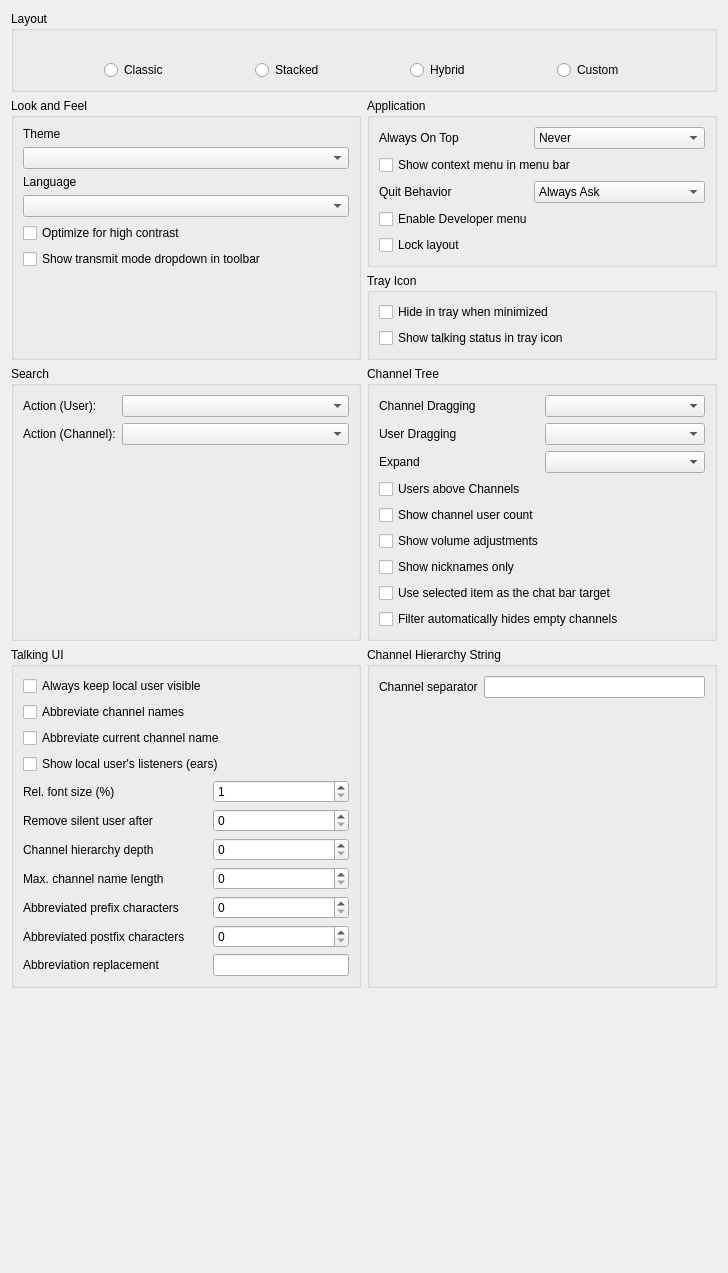
This is src/mumble/LookConfig.ui in mumble-voip/mumble as Qt 5 draws it before an edit. The edited form follows.
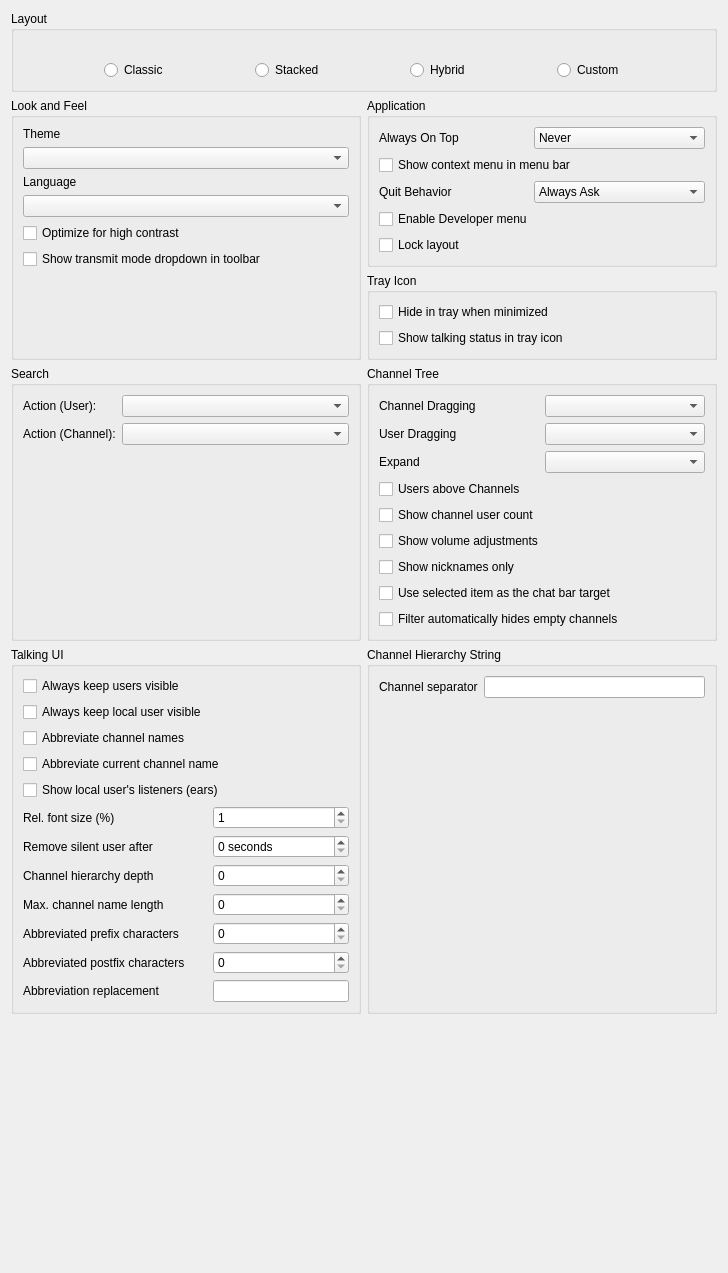
This is the edited form. Icons and pictures are not drawn. Custom widgets are drawn as their Qt base class.

Commit message:
FEAT(client): Add setting to always show user in Talking UI
Added checkbox to specify whether all users should always be visible in the TalkingUI window

Change user display state dependant on settings on startup and settings change

Prevent user display timeout if new bool "Always keep users visible" setting is checked

Fixed restrictLifetime in TalkingUIEntry.cpp to actually stop the timer if restrict is set to false and the timer is running

```diff
--- a/src/mumble/LookConfig.ui
+++ b/src/mumble/LookConfig.ui
@@ -565,7 +565,7 @@
       <property name="horizontalSpacing">
        <number>6</number>
       </property>
-      <item row="11" column="0">
+      <item row="12" column="0">
        <widget class="QLabel" name="qlPostfixCharCount">
         <property name="toolTip">
          <string>How many characters from the original name to display at the end of an abbreviated name.</string>
@@ -575,14 +575,14 @@
         </property>
        </widget>
       </item>
-      <item row="9" column="1">
+      <item row="10" column="1">
        <widget class="QSpinBox" name="qsbMaxNameLength">
         <property name="toolTip">
          <string>The preferred maximum length of a channel (hierarchy) name in the Talking UI. Note that this is not a hard limit though.</string>
         </property>
        </widget>
       </item>
-      <item row="13" column="1">
+      <item row="14" column="1">
        <widget class="QLineEdit" name="qleAbbreviationReplacement">
         <property name="sizePolicy">
          <sizepolicy hsizetype="Preferred" vsizetype="Fixed">
@@ -595,14 +595,14 @@
         </property>
        </widget>
       </item>
-      <item row="11" column="1">
+      <item row="12" column="1">
        <widget class="QSpinBox" name="qsbPostfixCharCount">
         <property name="toolTip">
          <string>How many characters from the original name to display at the end of an abbreviated name.</string>
         </property>
        </widget>
       </item>
-      <item row="4" column="1">
+      <item row="5" column="1">
        <widget class="QSpinBox" name="qsbRelFontSize">
         <property name="toolTip">
          <string>Relative font size to use in the Talking UI in percent.</string>
@@ -615,7 +615,7 @@
         </property>
        </widget>
       </item>
-      <item row="9" column="0">
+      <item row="10" column="0">
        <widget class="QLabel" name="qlMaxNameLength">
         <property name="toolTip">
          <string>The preferred maximum length of a channel (hierarchy) name in the Talking UI. Note that this is not a hard limit though.</string>
@@ -625,7 +625,7 @@
         </property>
        </widget>
       </item>
-      <item row="5" column="1">
+      <item row="6" column="1">
        <widget class="QSpinBox" name="qsbSilentUserLifetime">
         <property name="sizePolicy">
          <sizepolicy hsizetype="Preferred" vsizetype="Fixed">
@@ -636,12 +636,15 @@
         <property name="toolTip">
          <string>A user that is silent for the given amount of seconds will be removed from the Talkin UI.</string>
         </property>
+        <property name="suffix">
+         <string> seconds</string>
+        </property>
         <property name="maximum">
          <number>999</number>
         </property>
        </widget>
       </item>
-      <item row="2" column="0" colspan="2">
+      <item row="3" column="0" colspan="2">
        <widget class="QCheckBox" name="qcbAbbreviateCurrentChannel">
         <property name="toolTip">
          <string>Whether to also allow abbreviating the current channel of a user (instead of only its parent channels).</string>
@@ -651,7 +654,7 @@
         </property>
        </widget>
       </item>
-      <item row="5" column="0">
+      <item row="6" column="0">
        <widget class="QLabel" name="qlSilentUserLifetime">
         <property name="sizePolicy">
          <sizepolicy hsizetype="Preferred" vsizetype="Preferred">
@@ -667,7 +670,7 @@
         </property>
        </widget>
       </item>
-      <item row="1" column="0" colspan="2">
+      <item row="2" column="0" colspan="2">
        <widget class="QCheckBox" name="qcbAbbreviateChannelNames">
         <property name="toolTip">
          <string>Whether the channel (hierarchy) name should be abbreviated, if it exceeds the specified maximum length.</string>
@@ -677,14 +680,14 @@
         </property>
        </widget>
       </item>
-      <item row="7" column="1">
+      <item row="8" column="1">
        <widget class="QSpinBox" name="qsbChannelHierarchyDepth">
         <property name="toolTip">
          <string>The names of how many parent channels should be included in the channel's name when displaying it in the TalkingUI?</string>
         </property>
        </widget>
       </item>
-      <item row="3" column="0" colspan="2">
+      <item row="4" column="0" colspan="2">
        <widget class="QCheckBox" name="qcbShowLocalListeners">
         <property name="toolTip">
          <string>Whether to show all of the local user's listeners (ears) in the TalkingUI (and thereby also the channels they are in). </string>
@@ -694,7 +697,7 @@
         </property>
        </widget>
       </item>
-      <item row="13" column="0">
+      <item row="14" column="0">
        <widget class="QLabel" name="qlAbbreviationReplacement">
         <property name="toolTip">
          <string>String that gets used instead of the cut-out part of an abbreviated name.</string>
@@ -704,7 +707,7 @@
         </property>
        </widget>
       </item>
-      <item row="10" column="0">
+      <item row="11" column="0">
        <widget class="QLabel" name="qlPrefixCharCount">
         <property name="toolTip">
          <string>How many characters from the original name to display at the beginning of an abbreviated name.</string>
@@ -714,7 +717,7 @@
         </property>
        </widget>
       </item>
-      <item row="0" column="0">
+      <item row="1" column="0">
        <widget class="QCheckBox" name="qcbLocalUserVisible">
         <property name="toolTip">
          <string>If this is checked, the local user (yourself) will always be visible in the TalkingUI (regardless of talking state).</string>
@@ -724,14 +727,14 @@
         </property>
        </widget>
       </item>
-      <item row="10" column="1">
+      <item row="11" column="1">
        <widget class="QSpinBox" name="qsbPrefixCharCount">
         <property name="toolTip">
          <string>How many characters from the original name to display at the beginning of an abbreviated name.</string>
         </property>
        </widget>
       </item>
-      <item row="4" column="0">
+      <item row="5" column="0">
        <widget class="QLabel" name="qlRelFontSize">
         <property name="toolTip">
          <string>Relative font size to use in the Talking UI in percent.</string>
@@ -741,7 +744,7 @@
         </property>
        </widget>
       </item>
-      <item row="7" column="0">
+      <item row="8" column="0">
        <widget class="QLabel" name="qlChannelHierarchyDepth">
         <property name="toolTip">
          <string>The names of how many parent channels should be included in the channel's name when displaying it in the TalkingUI?</string>
@@ -751,6 +754,16 @@
         </property>
        </widget>
       </item>
+      <item row="0" column="0" colspan="2">
+       <widget class="QCheckBox" name="qcbUsersAlwaysVisible">
+        <property name="toolTip">
+         <string>If this is checked, users will always be visible in the TalkingUI (regardless of talking state).</string>
+        </property>
+        <property name="text">
+         <string>Always keep users visible</string>
+        </property>
+       </widget>
+      </item>
      </layout>
     </widget>
    </item>
```
The commit also changes 7 other files.
